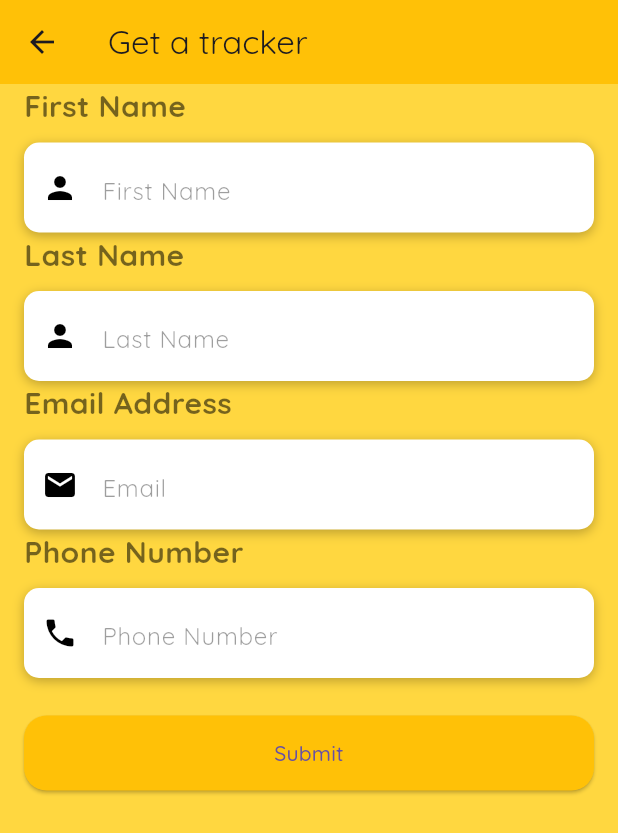
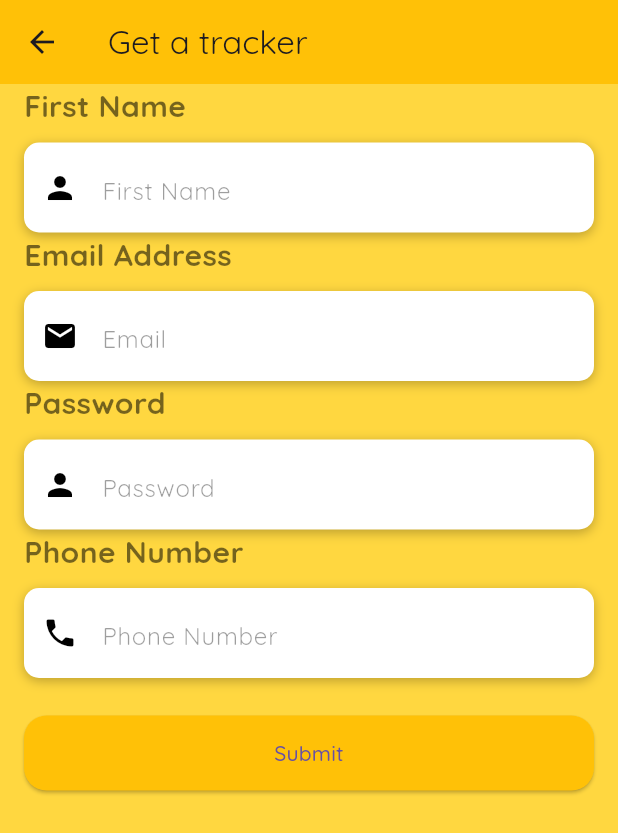
Before and after one commit to Tedisaac/bosscitykeys, a Flutter app: the screen it shows after launch, after a tap on an icon or button, on a phone screen of 412 x 824 dp. Shown: the top 833 px of the screen. Run offline on Flutter 3.47's test engine with Material 2 defaults, Android fonts, the phone set to English and light mode, and no system bars; our stand-ins replace flutter_spinkit, get, google_fonts, google_maps_flutter, shared_preferences, table_calendar.

Commit message:
Bug Fixes 22|04|2023

```diff
--- a/lib/pages/Register.dart
+++ b/lib/pages/Register.dart
@@ -1,4 +1,6 @@
+import 'package:bosscitykeys/pages/loginpage.dart';
 import 'package:flutter/material.dart';
+import 'package:flutter_spinkit/flutter_spinkit.dart';
 
 import '../constants/strings.dart';
 import 'package:http/http.dart' as http;
@@ -11,10 +13,12 @@ class Register extends StatefulWidget {
 }
 
 class _RegisterState extends State<Register> {
+  bool _isLoading = false;
   TextEditingController _controllerfName = TextEditingController();
   TextEditingController _controllerlName = TextEditingController();
   TextEditingController _controllerEmail = TextEditingController();
   TextEditingController _controllerPhone = TextEditingController();
+  TextEditingController _controllerPassword = TextEditingController();
 
   @override
   Widget build(BuildContext context) {
@@ -82,50 +86,6 @@ class _RegisterState extends State<Register> {
                     crossAxisAlignment: CrossAxisAlignment.start,
                     children: <Widget>[
                       const Text(
-                        'Last Name',
-                        style: TextStyle(
-                          color: Colors.black54,
-                          fontSize: 20,
-                          fontWeight: FontWeight.bold,
-                        ),
-                      ),
-                      const SizedBox(height: 10),
-                      Container(
-                        alignment: Alignment.centerLeft,
-                        decoration: BoxDecoration(
-                            color: Colors.white,
-                            borderRadius: BorderRadius.circular(10),
-                            boxShadow: const [
-                              BoxShadow(
-                                  color: Colors.black26,
-                                  blurRadius: 6,
-                                  offset: Offset(0, 2))
-                            ]),
-                        height: 60,
-                        child: TextField(
-                          controller: _controllerlName,
-                          keyboardType: TextInputType.text,
-                          style: const TextStyle(
-                            color: Colors.black87,
-                          ),
-                          decoration: const InputDecoration(
-                              border: InputBorder.none,
-                              contentPadding: EdgeInsets.only(top: 14),
-                              prefixIcon: Icon(
-                                Icons.person,
-                                color: Colors.black,
-                              ),
-                              hintText: 'Last Name',
-                              hintStyle: TextStyle(
-                                color: Colors.black38,
-                              )),
-                        ),
-                      )
-                    ]),
-                Column(
-                    crossAxisAlignment: CrossAxisAlignment.start,
-                    children: <Widget>[
-                      const Text(
                         'Email Address',
                         style: TextStyle(
                           color: Colors.black54,
@@ -160,6 +120,51 @@ class _RegisterState extends State<Register> {
                                 color: Colors.black,
                               ),
                               hintText: 'Email',
+                              hintStyle: TextStyle(
+                                color: Colors.black38,
+                              )),
+                        ),
+                      )
+                    ]),
+                Column(
+                    crossAxisAlignment: CrossAxisAlignment.start,
+                    children: <Widget>[
+                      const Text(
+                        'Password',
+                        style: TextStyle(
+                          color: Colors.black54,
+                          fontSize: 20,
+                          fontWeight: FontWeight.bold,
+                        ),
+                      ),
+                      const SizedBox(height: 10),
+                      Container(
+                        alignment: Alignment.centerLeft,
+                        decoration: BoxDecoration(
+                            color: Colors.white,
+                            borderRadius: BorderRadius.circular(10),
+                            boxShadow: const [
+                              BoxShadow(
+                                  color: Colors.black26,
+                                  blurRadius: 6,
+                                  offset: Offset(0, 2))
+                            ]),
+                        height: 60,
+                        child: TextField(
+                          obscureText: true,
+                          controller: _controllerPassword,
+                          keyboardType: TextInputType.text,
+                          style: const TextStyle(
+                            color: Colors.black87,
+                          ),
+                          decoration: const InputDecoration(
+                              border: InputBorder.none,
+                              contentPadding: EdgeInsets.only(top: 14),
+                              prefixIcon: Icon(
+                                Icons.person,
+                                color: Colors.black,
+                              ),
+                              hintText: 'Password',
                               hintStyle: TextStyle(
                                 color: Colors.black38,
                               )),
@@ -209,13 +214,21 @@ class _RegisterState extends State<Register> {
                               )),
                         ),
                       ),
+                      _isLoading
+                          ? const SpinKitChasingDots(
+                        color: Colors.white,
+                      ):
                       Container(
                         padding: const EdgeInsets.symmetric(vertical: 25),
                         width: double.infinity,
                         child: ElevatedButton(
                           onPressed: () {
-                            register(context, _controllerfName, _controllerlName,_controllerEmail,
-                                _controllerPhone);
+
+                            setState(() {
+                              _isLoading= true;
+                            });
+                            register(context, _isLoading,_controllerfName,_controllerEmail,
+                                _controllerPhone, _controllerPassword);
                           },
                           child: const Text('Submit'),
                           style: ElevatedButton.styleFrom(
@@ -228,6 +241,7 @@ class _RegisterState extends State<Register> {
                         ),
                       )
                     ]),
+
               ],
             ),
           ),),
@@ -237,33 +251,38 @@ class _RegisterState extends State<Register> {
 }
 
 Future<void> register(BuildContext context,
+    bool _isLoading,
     TextEditingController _controllerfName,
-    TextEditingController _controllerlName,
     TextEditingController _controllerEmail,
-    TextEditingController _controllerPhone,) async{
+    TextEditingController _controllerPhone,
+    TextEditingController _controllerPassword,) async{
 
-  if (_controllerfName.text.isNotEmpty && _controllerlName.text.isNotEmpty && _controllerEmail.text.isNotEmpty && _controllerPhone.text.isNotEmpty) {
+  if (_controllerfName.text.isNotEmpty && _controllerEmail.text.isNotEmpty && _controllerPhone.text.isNotEmpty) {
     var deviceName = "test_device";
     var client = http.Client();
     var registerResponse = await client.post(
       Uri.parse(Strings.register_url),
       body: ({
-        'name': _controllerlName.text,
+        'name': _controllerfName.text,
         'email': _controllerEmail.text,
         'phone_number': _controllerPhone.text,
+        'password': _controllerPassword.text,
         'device_name': deviceName,
       }),
     );
 
     print(registerResponse.body);
     if (registerResponse.statusCode == 200) {
+      _isLoading = false;
       debugPrint("LoginResp ${registerResponse.body}");
       showDialogWidget(context);
     } else {
+      _isLoading = false;
       ScaffoldMessenger.of(context)
           .showSnackBar(const SnackBar(content: Text("Error!!")));
     }
   } else {
+    _isLoading = false;
     ScaffoldMessenger.of(context).showSnackBar(const SnackBar(
       content: Text("Please fill in all fields"),
     ));
@@ -274,10 +293,12 @@ Future<void> register(BuildContext context,
 showDialogWidget(BuildContext context){
   AlertDialog alertDialog = AlertDialog(
     title: const Text("Info"),
-    content: const Text("Thank you for your interest in our service. We will contact you with more details"),
+    content: const Text("Thank you for your interest in our service. We will contact you with more details!"),
     actions: [
       TextButton(onPressed: (){
         Navigator.pop(context);
+        Navigator.of(context).push(MaterialPageRoute(
+            builder: (context) => const LoginPage()));
       }, child: const Text("OK"),
         style: TextButton.styleFrom(
             backgroundColor: Colors.amber,
--- a/lib/pages/loginpage.dart
+++ b/lib/pages/loginpage.dart
@@ -223,7 +223,7 @@ class _LoginPageState extends State<LoginPage> {
                       ),
                       Container(
                         margin:
-                        const EdgeInsets.only(left: 16, right: 16, top: 20),
+                        const EdgeInsets.only(left: 16, right: 16, top: 5),
                         child: Row(
                           mainAxisAlignment: MainAxisAlignment.spaceBetween,
                           children: [
```
